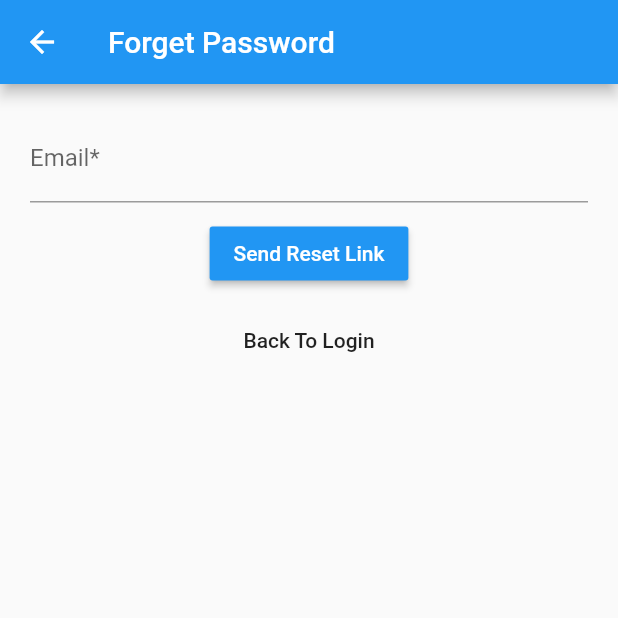
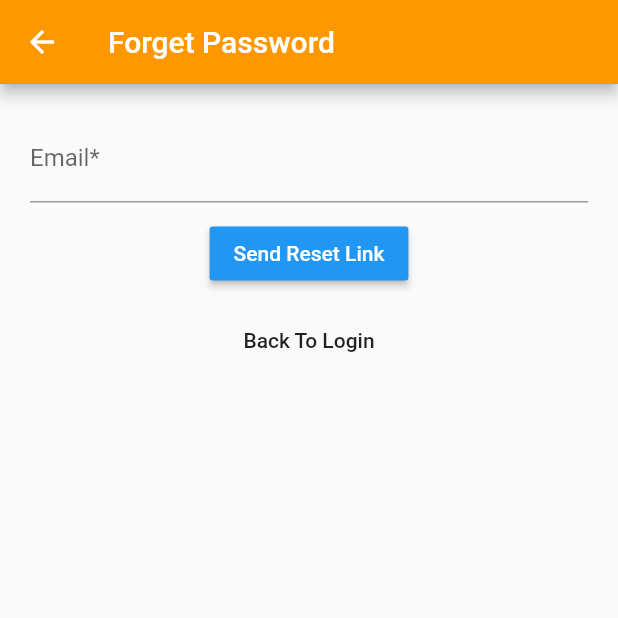
Before and after one commit to vishwajeetvb/ewall, a Flutter app: the ForgetPassword screen opened directly, on a phone screen of 412 x 824 dp, the top half of it. Run offline on Flutter 3.47's test engine with Material 2 defaults, Android fonts, the phone set to English and light mode, and no system bars; our stand-ins replace cloud_firestore, date_field, firebase_auth, firebase_core, fluttertoast, syncfusion_flutter_charts and 3 more; missing offline and left inert: razorpay_flutter; accounts and stored records are empty.

Commit message:
Forget Password colour added

```diff
--- a/lib/screens/auth/forget_password.dart
+++ b/lib/screens/auth/forget_password.dart
@@ -37,8 +37,10 @@ class _ForgetPasswordState extends State<ForgetPassword> {
   Widget build(BuildContext context) {
     return Scaffold(
         appBar: AppBar(
+          backgroundColor: Colors.orange,
           title: Text("Forget Password"),
         ),
+        resizeToAvoidBottomInset: false,
         body: Container(
             padding: const EdgeInsets.all(20.0),
             child: SingleChildScrollView(
```
